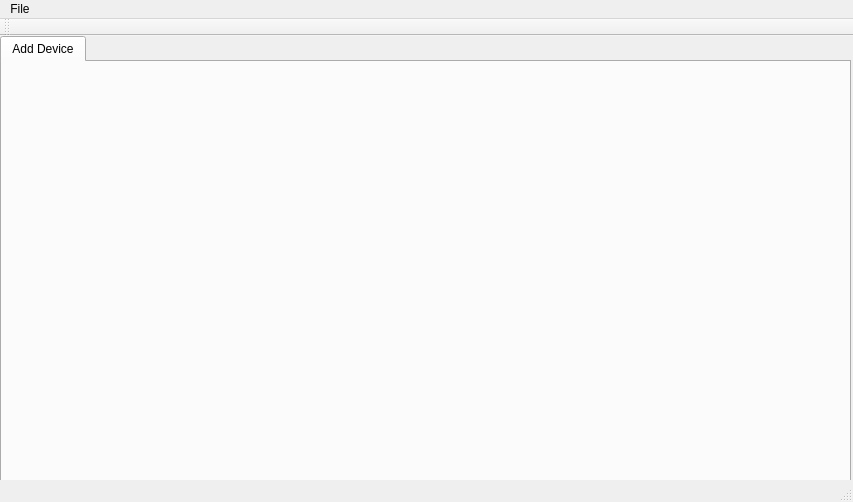
brainonn/Ohmmeter, file mainwindow.ui: the form before one commit.
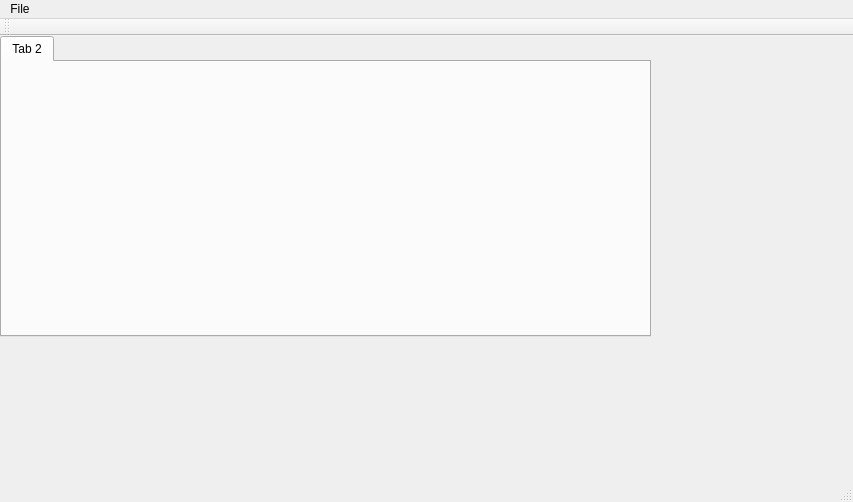
The form after the commit.

Patch:
```diff
--- a/mainwindow.ui
+++ b/mainwindow.ui
@@ -19,16 +19,13 @@
      <rect>
       <x>0</x>
       <y>0</y>
-      <width>851</width>
-      <height>451</height>
+      <width>651</width>
+      <height>301</height>
      </rect>
     </property>
-    <property name="currentIndex">
-     <number>0</number>
-    </property>
-    <widget class="QWidget" name="tabAddDevice">
+    <widget class="QWidget" name="tab_2">
      <attribute name="title">
-      <string>Add Device</string>
+      <string>Tab 2</string>
      </attribute>
     </widget>
    </widget>
```
